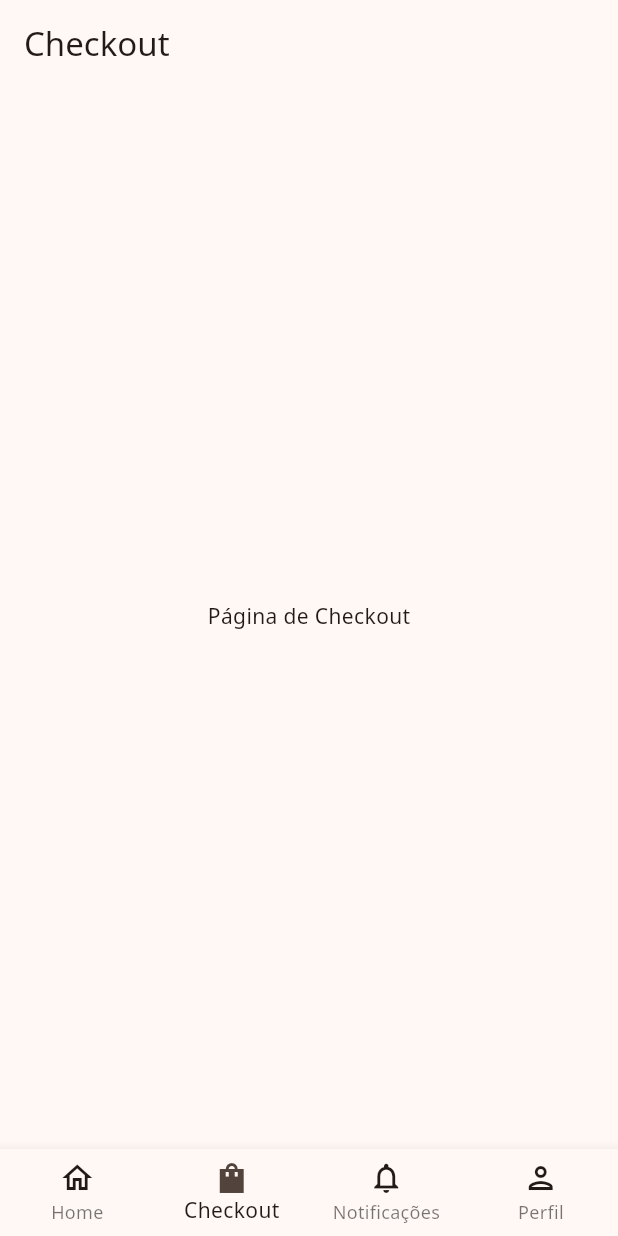
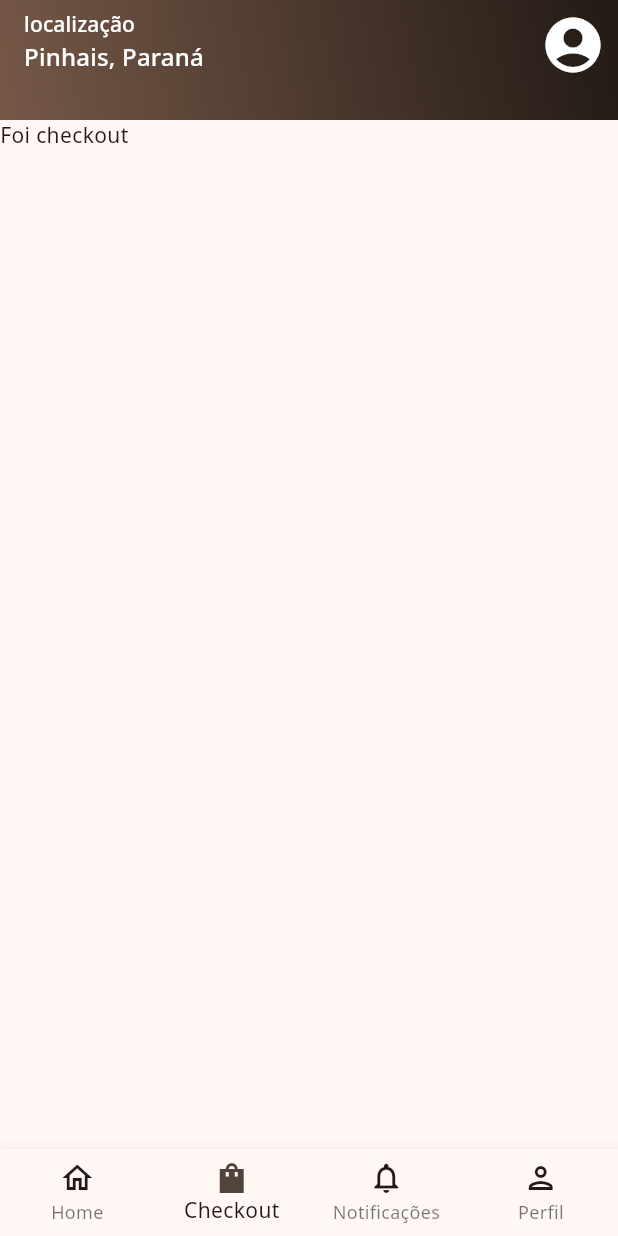
Before and after one commit to andreyrv18/CafePraJa, a Flutter app: the screen it shows after launch, item 2 of the bottom bar chosen, on a phone screen of 412 x 824 dp. Run offline on Flutter 3.47's test engine with Material 3 defaults, Android fonts, the phone set to English and light mode, and no system bars; our stand-ins replace google_fonts.

```diff
--- /dev/null
+++ b/lib/screens/checkout.dart
@@ -0,0 +1,10 @@
+import 'package:flutter/material.dart';
+
+class Checkout extends StatelessWidget {
+  Checkout({super.key});
+
+  @override
+  Widget build(BuildContext context) {
+    return Text("Foi checkout");
+  }
+}
--- a/lib/widgets/navigation_bottom_bar.dart
+++ b/lib/widgets/navigation_bottom_bar.dart
@@ -1,3 +1,4 @@
+import 'package:cafe_pra_ja/screens/checkout.dart';
 import 'package:cafe_pra_ja/screens/home.dart';
 import 'package:cafe_pra_ja/screens/perfil.dart';
 import 'package:cafe_pra_ja/widgets/app_bar_widget.dart';
@@ -16,8 +17,8 @@ class _NavigationBottomBarState extends State<NavigationBottomBar> {
   final List<Widget> pages = [
     Scaffold(appBar: AppBarWidget(), body: MyHomePage(title: "Home")),
     Scaffold(
-      appBar: AppBar(title: const Text("Checkout")),
-      body: const Center(child: Text("Página de Checkout")),
+      appBar: AppBarWidget(),
+      body:  Checkout(),
     ),
     Scaffold(
       appBar: AppBar(title: const Text("Notificações")),
```
